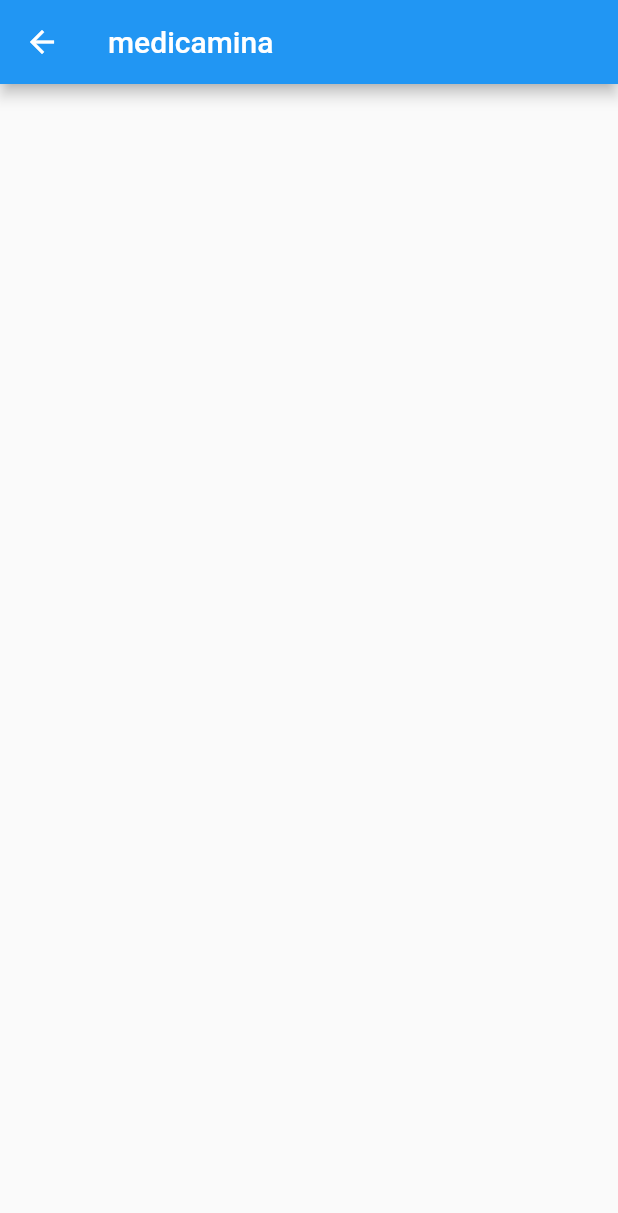
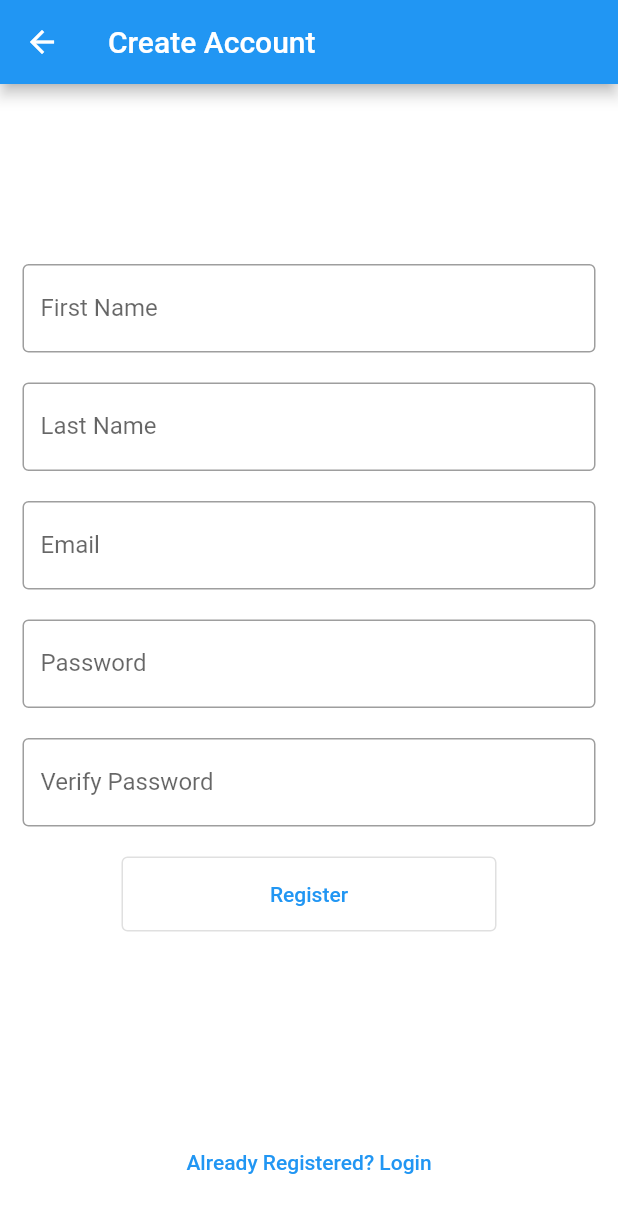
Before and after one commit to medicamina/ui, a Flutter app: the screen it shows after launch, after a tap on "CREATE AN ACCOUNT", on a phone screen of 412 x 824 dp. Shown: the top 1213 px of the screen. Run offline on Flutter 3.47's test engine with Material 2 defaults, Android fonts, the phone set to English and light mode, and no system bars; our stand-ins replace community_material_icon, url_strategy; missing offline and left inert: navigation_history_observer.

```diff
--- a/src/ui/lib/landing.dart
+++ b/src/ui/lib/default.dart
@@ -29,8 +29,8 @@ class _LandingPageState extends State<LandingPage> {
 
   @override
   Widget build(BuildContext context) {
-    return SafeArea(child:
-      Scaffold(
+    // return SafeArea(child:
+      return Scaffold(
         appBar: AppBar(
           title: Text(widget.title),
           actions: <Widget>[
@@ -210,7 +210,7 @@ class _LandingPageState extends State<LandingPage> {
             ],
           )
         )
-      )
-    );
+      );
+    // );
   }
 }
--- a/src/ui/lib/login.dart
+++ b/src/ui/lib/login.dart
@@ -1,4 +1,5 @@
 import 'package:flutter/material.dart';
+import 'package:navigation_history_observer/navigation_history_observer.dart';
 
 class LoginPage extends StatefulWidget {
   const LoginPage({Key? key}): super(key: key);
@@ -20,13 +21,119 @@ class _LoginPageState extends State<LoginPage> {
 }
 
 Widget register(BuildContext context) {
-  return SafeArea(child:
-    Scaffold(
+  final TextEditingController _emailFilter = TextEditingController();
+  final TextEditingController _passwordFilter = TextEditingController();
+  String _email = "";
+  String _password = "";
+
+  double height() {
+    var _keyboardVisible = MediaQuery.of(context).viewInsets.bottom != 0;
+    if (_keyboardVisible) {
+      return 50;
+    }
+    return 100;
+  }
+
+  return Scaffold(
+    backgroundColor: Colors.white,
     appBar: AppBar(
-        title: const Text("medicamina"),
+      title: const Text("Create Account"),
     ),
-      body: const SingleChildScrollView(
-
+    body: SingleChildScrollView(
+      child: Column(
+        children: <Widget>[
+          Padding(
+            padding: const EdgeInsets.only(top: 0.0),
+            child: Center(
+              child: SizedBox(
+                width: 200,
+                height: height()
+              )
+            ),
+          ),
+          const SizedBox(height: 20),
+          const Padding(
+            padding: EdgeInsets.symmetric(horizontal: 15),
+            child: TextField(
+              decoration: InputDecoration(
+                border: OutlineInputBorder(),
+                labelText: 'First Name',
+                hintText: 'First Name'
+              ),
+            ),
+          ),
+          const SizedBox(height: 20),
+          const Padding(
+            padding: EdgeInsets.symmetric(horizontal: 15),
+            child: TextField(
+              decoration: InputDecoration(
+                border: OutlineInputBorder(),
+                labelText: 'Last Name',
+                hintText: 'Last Name'
+              ),
+            ),
+          ),
+          const SizedBox(height: 20),
+          const Padding(
+            padding: EdgeInsets.symmetric(horizontal: 15),
+            child: TextField(
+              decoration: InputDecoration(
+                border: OutlineInputBorder(),
+                labelText: 'Email',
+                hintText: 'Email'
+              ),
+            ),
+          ),
+          const SizedBox(height: 20),
+          const Padding(
+            padding:  EdgeInsets.symmetric(horizontal: 15),
+            child: TextField(
+              obscureText: true,
+              decoration: InputDecoration(
+                border: OutlineInputBorder(),
+                labelText: 'Password',
+                hintText: 'Password'
+              ),
+            ),
+          ),
+          const SizedBox(height: 20),
+          const Padding(
+            padding:  EdgeInsets.symmetric(horizontal: 15),
+            child: TextField(
+              obscureText: true,
+              decoration: InputDecoration(
+                border: OutlineInputBorder(),
+                labelText: 'Verify Password',
+                hintText: 'Verify Password'
+              ),
+            ),
+          ),
+          const SizedBox(height: 20),
+          SizedBox(
+            height: 50,
+            width: 250,
+            child: OutlinedButton(
+              onPressed: () {
+                Navigator.pushNamed(context, '/dashboard');
+                return;
+              },
+              child: const Text('Register'),
+            ),
+          ),
+          const SizedBox(height: 130),
+          TextButton(
+            onPressed: () {
+              if (NavigationHistoryObserver().history[NavigationHistoryObserver().history.length-1].settings.name == '/register') {
+                Navigator.pop(context);
+                return;
+              }
+              Navigator.pushNamed(context, '/register');
+              return;
+            },
+            child: const Text("Already Registered? Login")
+          ),
+          const SizedBox(height: 30)
+        ],
       )
     )
   );
@@ -38,6 +145,14 @@ Widget login(BuildContext context) {
   String _email = "";
   String _password = "";
 
+  double height() {
+    var _keyboardVisible = MediaQuery.of(context).viewInsets.bottom != 0;
+    if (_keyboardVisible) {
+      return 50;
+    }
+    return 150;
+  }
+
   return Scaffold(
     backgroundColor: Colors.white,
     appBar: AppBar(
@@ -46,12 +161,12 @@ Widget login(BuildContext context) {
     body: SingleChildScrollView(
       child: Column(
         children: <Widget>[
-            const Padding(
-              padding: EdgeInsets.only(top: 60.0),
+          Padding(
+            padding: const EdgeInsets.only(top: 0.0),
             child: Center(
               child: SizedBox(
                 width: 200,
-                  height: 150
+                height: height()
               )
             ),
           ),
@@ -77,11 +192,13 @@ Widget login(BuildContext context) {
               decoration: InputDecoration(
                 border: OutlineInputBorder(),
                 labelText: 'Password',
-                    hintText: 'Password'),
+                hintText: 'Password'
               ),
             ),
+          ),
+          const SizedBox(height: 10),
           TextButton(
-              onPressed:() {
+            onPressed: () {
               return;
             },
             child: const Text(
@@ -89,22 +206,34 @@ Widget login(BuildContext context) {
               style: TextStyle(color: Colors.blue, fontSize: 15),
             ),
           ),
+          const SizedBox(height: 10),
           SizedBox(
             height: 50,
             width: 250,
             child: OutlinedButton(
               onPressed: () {
-                  // Navigator.push(
-                  //     context, MaterialPageRoute(builder: (_) => HomePage()));
+                // if VALID
+                Navigator.pushNamed(context, '/dashboard');
+                return;
               },
-                child: const Text('Login',),
+              child: const Text('Login'),
             ),
           ),
           const SizedBox(height: 130),
-            const Text('New User? Create Account'),
+          TextButton(
+            onPressed: () {
+              if (NavigationHistoryObserver().history[NavigationHistoryObserver().history.length-1].settings.name == '/register') {
+                Navigator.pop(context);
+                return;
+              }
+              Navigator.pushNamed(context, '/register');
+              return;
+            },
+            child: const Text("New User? Create Account")
+          ),
           const SizedBox(height: 30)
-          ],
-        ),
-      ),
+        ]
+      )
+    )
   );
 }
--- a/src/ui/lib/main.dart
+++ b/src/ui/lib/main.dart
@@ -1,7 +1,9 @@
 import 'package:flutter/material.dart';
 import 'package:url_strategy/url_strategy.dart';
-import 'landing.dart';
+import 'package:navigation_history_observer/navigation_history_observer.dart';
+import 'default.dart';
 import 'login.dart';
+import 'dash.dart';
 
 void main() {
   setPathUrlStrategy();
@@ -21,10 +23,12 @@ class MyApp extends StatelessWidget {
       ),
       initialRoute: '/',
       routes: {
-        '/': (context) => const LandingPage(title: 'medicamina'),
-        '/login': (context) => const LoginPage(),
-        '/register': (context) => const LoginPage()
+        '/': (BuildContext context) => const LandingPage(title: 'medicamina'),
+        '/login': (BuildContext context) => const LoginPage(),
+        '/register': (BuildContext context) => const LoginPage(),
+        '/dashboard': (BuildContext context) => const DashboardPage()
       },
+      navigatorObservers: [NavigationHistoryObserver()]
     );
   }
 }
--- a/src/ui/pubspec.yaml
+++ b/src/ui/pubspec.yaml
@@ -36,6 +36,7 @@ dependencies:
   cupertino_icons: ^1.0.2
   community_material_icon: ^5.9.55
   url_strategy: ^0.2.0
+  navigation_history_observer: ^1.1.0
 
 dev_dependencies:
   flutter_test:
```
Also changed, not shown: src/ui/lib/dash.dart (added, +150 -0 lines), src/ui/pubspec.lock, 1 other file. Lines whose indentation alone changed are shown as unchanged.
